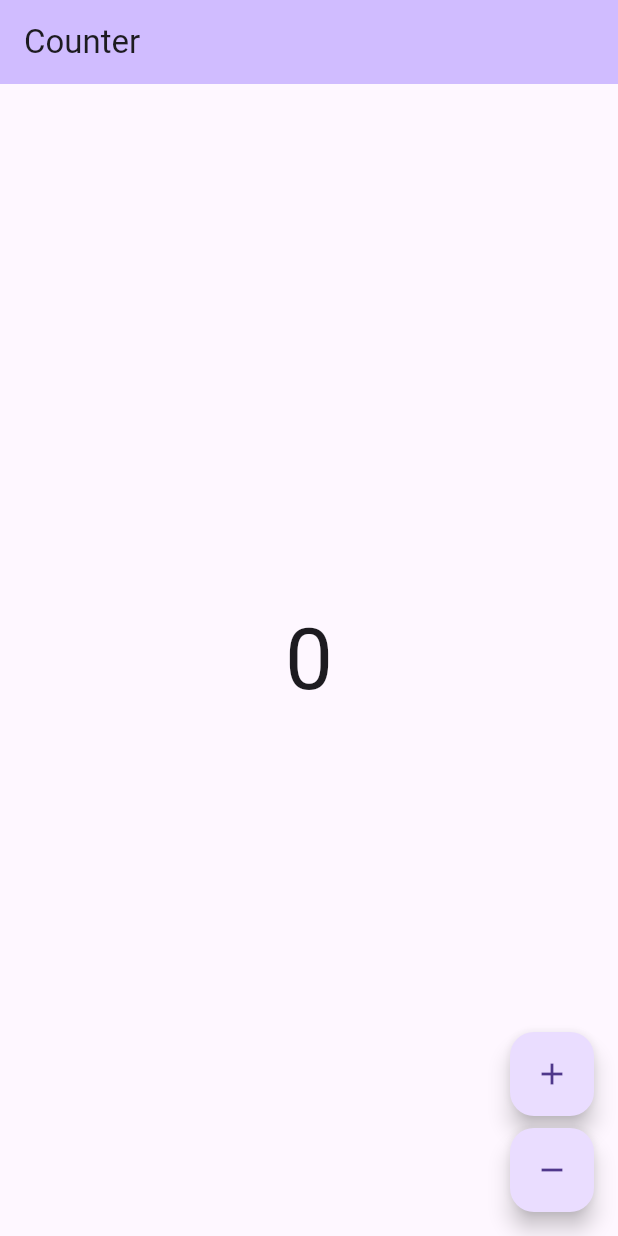
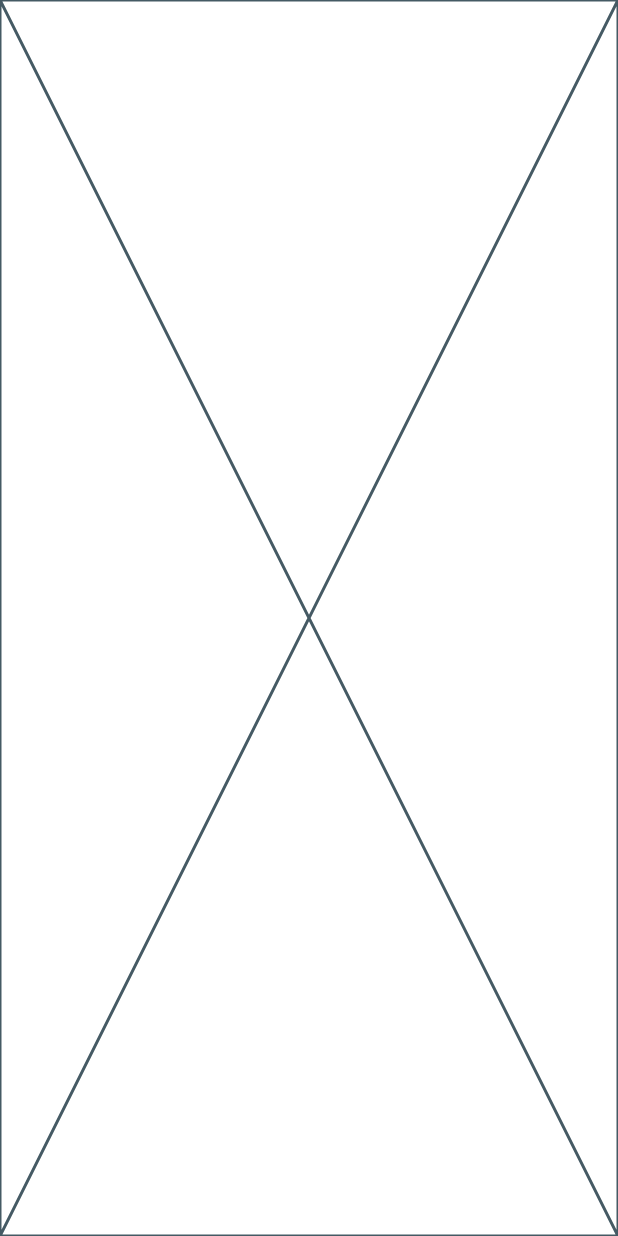
Before and after one commit to sokeb/simple_registration_app, a Flutter app: the screen it shows after launch, on a phone screen of 412 x 824 dp. Run offline on Flutter 3.47's test engine with Material 3 defaults, Android fonts, the phone set to English and light mode, and no system bars; our stand-ins replace bloc; generated files the repository leaves out were written again.

Commit message:
chore: structure

```diff
--- a/lib/app/view/app.dart
+++ b/lib/app/view/app.dart
@@ -1,5 +1,5 @@
 import 'package:flutter/material.dart';
-import 'package:simple_registration_app/counter/counter.dart';
+import 'package:simple_registration_app/features/auth/presentation/registration/registration.dart';
 import 'package:simple_registration_app/l10n/l10n.dart';
 
 class App extends StatelessWidget {
@@ -16,7 +16,7 @@ class App extends StatelessWidget {
       ),
       localizationsDelegates: AppLocalizations.localizationsDelegates,
       supportedLocales: AppLocalizations.supportedLocales,
-      home: const CounterPage(),
+      home: const RegistrationView(),
     );
   }
 }
--- a/lib/counter/counter.dart
+++ /dev/null
@@ -1,2 +0,0 @@
-export 'cubit/counter_cubit.dart';
-export 'view/counter_page.dart';
--- a/lib/counter/cubit/counter_cubit.dart
+++ /dev/null
@@ -1,8 +0,0 @@
-import 'package:bloc/bloc.dart';
-
-class CounterCubit extends Cubit<int> {
-  CounterCubit() : super(0);
-
-  void increment() => emit(state + 1);
-  void decrement() => emit(state - 1);
-}
--- a/lib/counter/view/counter_page.dart
+++ /dev/null
@@ -1,55 +0,0 @@
-import 'package:flutter/material.dart';
-import 'package:flutter_bloc/flutter_bloc.dart';
-import 'package:simple_registration_app/counter/counter.dart';
-import 'package:simple_registration_app/l10n/l10n.dart';
-
-class CounterPage extends StatelessWidget {
-  const CounterPage({super.key});
-
-  @override
-  Widget build(BuildContext context) {
-    return BlocProvider(
-      create: (_) => CounterCubit(),
-      child: const CounterView(),
-    );
-  }
-}
-
-class CounterView extends StatelessWidget {
-  const CounterView({super.key});
-
-  @override
-  Widget build(BuildContext context) {
-    final l10n = context.l10n;
-    return Scaffold(
-      appBar: AppBar(title: Text(l10n.counterAppBarTitle)),
-      body: const Center(child: CounterText()),
-      floatingActionButton: Column(
-        mainAxisAlignment: MainAxisAlignment.end,
-        crossAxisAlignment: CrossAxisAlignment.end,
-        children: [
-          FloatingActionButton(
-            onPressed: () => context.read<CounterCubit>().increment(),
-            child: const Icon(Icons.add),
-          ),
-          const SizedBox(height: 8),
-          FloatingActionButton(
-            onPressed: () => context.read<CounterCubit>().decrement(),
-            child: const Icon(Icons.remove),
-          ),
-        ],
-      ),
-    );
-  }
-}
-
-class CounterText extends StatelessWidget {
-  const CounterText({super.key});
-
-  @override
-  Widget build(BuildContext context) {
-    final theme = Theme.of(context);
-    final count = context.select<CounterCubit, int>((cubit) => cubit.state);
-    return Text('$count', style: theme.textTheme.displayLarge);
-  }
-}
--- /dev/null
+++ b/lib/features/auth/presentation/registration/registration.dart
@@ -0,0 +1,2 @@
+//GENERATED BARREL FILE
+export './view/registration_view.dart';
--- /dev/null
+++ b/lib/features/auth/presentation/registration/view/registration_view.dart
@@ -0,0 +1,16 @@
+
+import 'package:flutter/material.dart';
+
+class RegistrationView extends StatefulWidget {
+  const RegistrationView({super.key});
+
+  @override
+  State<RegistrationView> createState() => _RegistrationViewState();
+}
+
+class _RegistrationViewState extends State<RegistrationView> {
+  @override
+  Widget build(BuildContext context) {
+    return const Placeholder();
+  }
+}
```
Also changed, not shown: 3 other files.
